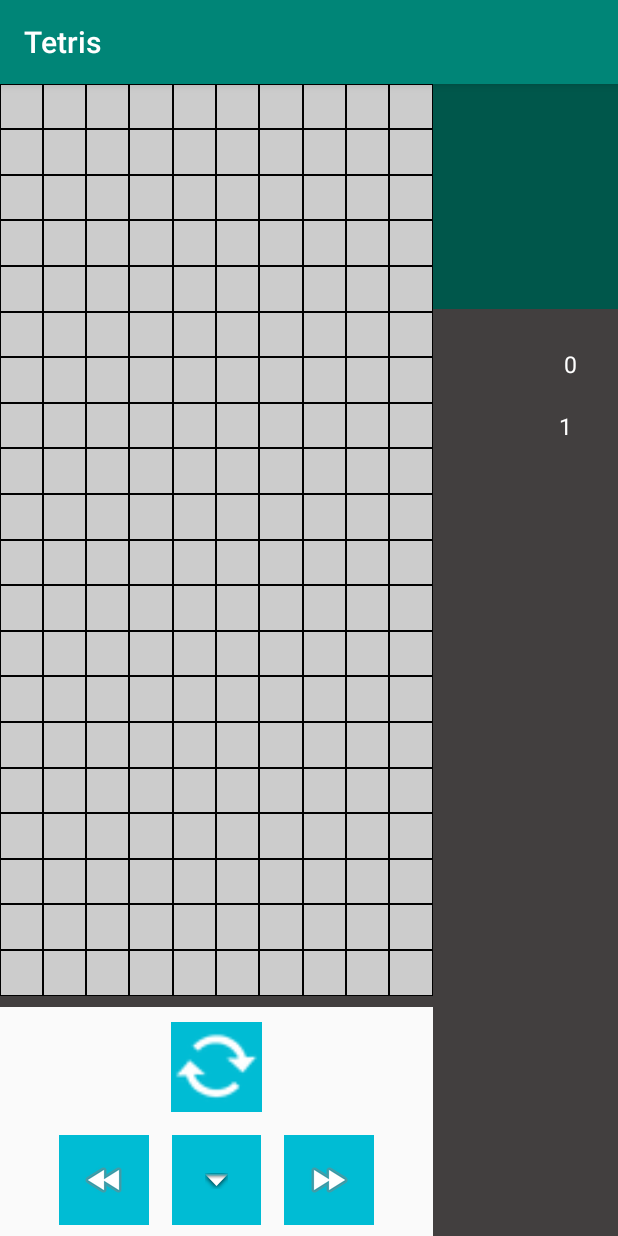
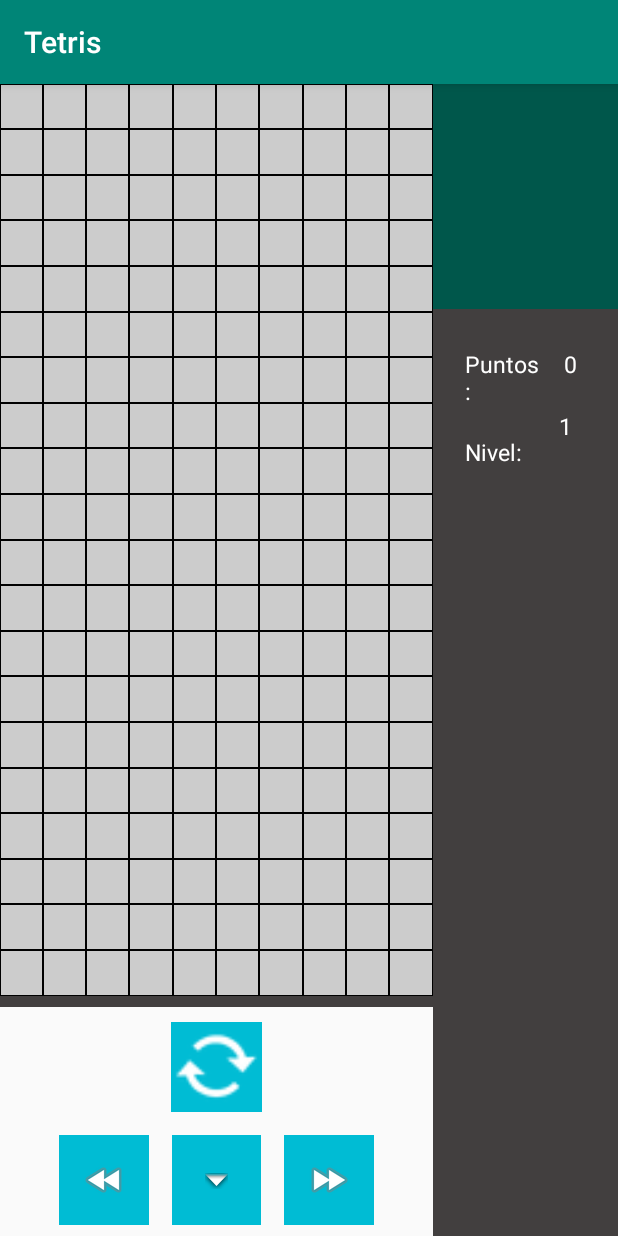
Before and after one commit to Danielmg21/Tetris, an Android app: the screen it shows after launch (MainActivity), on a phone screen of 412 x 824 dp. Run offline under Robolectric (Android 15) with nearby library versions, the light colour scheme and no system bars.

Commit message:
arreglado mostrar texto nivel y puntos

```diff
--- a/app/src/main/res/layout/activity_main.xml
+++ b/app/src/main/res/layout/activity_main.xml
@@ -160,14 +160,17 @@
                 android:layout_marginRight="11dp"
                 android:layout_toStartOf="@+id/puntosText"
                 android:layout_toLeftOf="@+id/puntosText"
+                android:text="@string/text_puntos"
                 android:textAppearance="@style/TextAppearance.AppCompat.Body1"
                 android:textColor="#FFF"
                 android:textSize="15sp"
-                tools:text="Puntos:" />
+                android:visibility="visible"
+                tools:text="Puntos:"
+                tools:visibility="visible" />
 
             <TextView
                 android:id="@+id/nivelLabel"
-                android:layout_width="44dp"
+                android:layout_width="wrap_content"
                 android:layout_height="wrap_content"
                 android:layout_below="@+id/puntosLabel"
                 android:layout_alignParentStart="true"
@@ -179,9 +182,13 @@
                 android:layout_marginRight="15dp"
                 android:layout_toStartOf="@+id/nivelText"
                 android:layout_toLeftOf="@+id/nivelText"
+                android:text="@string/text_nivel"
+                android:textAppearance="@style/TextAppearance.AppCompat.Body1"
                 android:textColor="#FFF"
                 android:textSize="15sp"
-                tools:text="Nivel:" />
+                android:visibility="visible"
+                tools:text="Nivel:"
+                tools:visibility="visible" />
 
             <TextView
                 android:id="@+id/nivelText"
--- a/app/src/main/res/values/strings.xml
+++ b/app/src/main/res/values/strings.xml
@@ -3,5 +3,6 @@
 
     <string name="botones_mov_fichas"></string>
 
-
+    <string name="text_puntos">Puntos:</string>
+    <string name="text_nivel">Nivel:</string>
 </resources>
```
